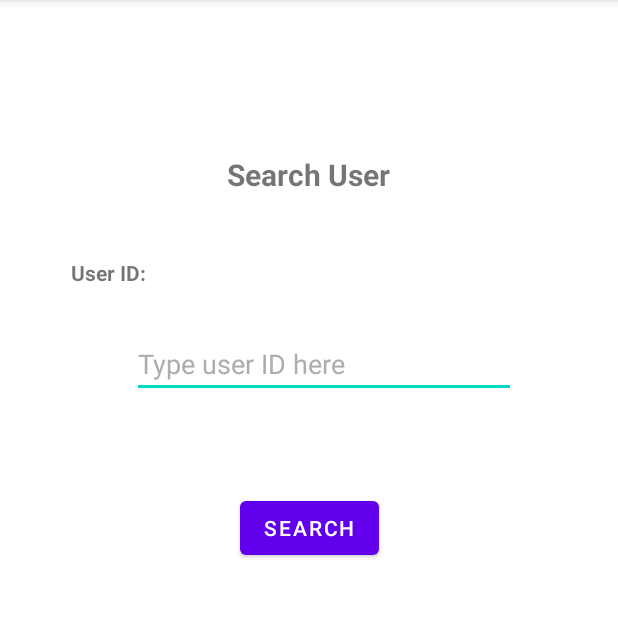
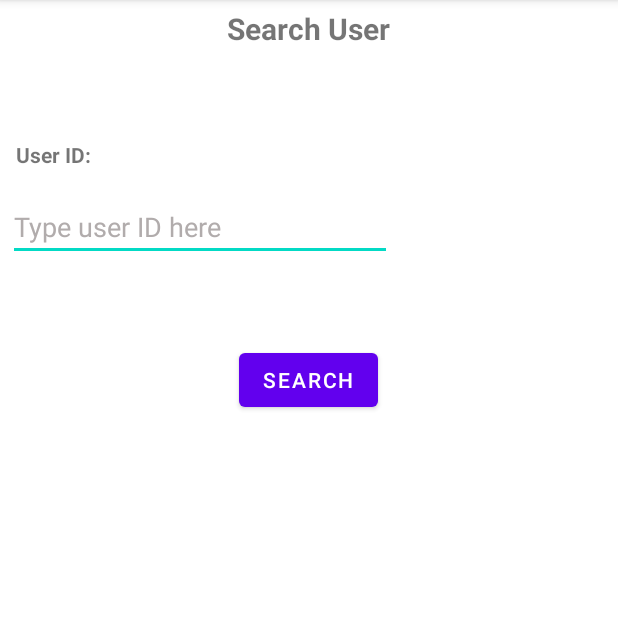
Before and after one commit to kcmatienzo/MedRec, an Android app: the AdminSearchUserActivity screen opened directly, with no data from a screen before it, on a phone screen of 412 x 824 dp, the part 84-702 px from its top. Run offline under Robolectric (Android 15) with nearby library versions, the phone set to English and light mode, and no system bars; our stand-ins replace Room's generated code.

Commit message:
Added search function for admin

```diff
--- a/app/build.gradle
+++ b/app/build.gradle
@@ -22,8 +22,8 @@ android {
         }
     }
     compileOptions {
-        sourceCompatibility JavaVersion.VERSION_1_8
-        targetCompatibility JavaVersion.VERSION_1_8
+        sourceCompatibility JavaVersion.VERSION_11
+        targetCompatibility JavaVersion.VERSION_11
     }
 }
 
--- a/app/src/main/java/com/example/medrecroomdb/activity/AdminSearchUserActivity.java
+++ b/app/src/main/java/com/example/medrecroomdb/activity/AdminSearchUserActivity.java
@@ -1,21 +1,30 @@
 package com.example.medrecroomdb.activity;
 
+import android.content.Intent;
 import android.content.SharedPreferences;
 import android.os.Bundle;
+import android.view.View;
 import android.widget.Button;
 import android.widget.EditText;
+import android.widget.Toast;
 
 import androidx.appcompat.app.AppCompatActivity;
+import androidx.lifecycle.ViewModelProviders;
 
 import com.example.medrecroomdb.R;
 import com.example.medrecroomdb.model.Admin;
+import com.example.medrecroomdb.model.Doctor;
+import com.example.medrecroomdb.model.Patient;
 import com.example.medrecroomdb.viewmodel.AdminViewModel;
+import com.example.medrecroomdb.viewmodel.DoctorViewModel;
+import com.example.medrecroomdb.viewmodel.PatientViewModel;
 
 
 public class AdminSearchUserActivity extends AppCompatActivity {
     // Declare variables
     SharedPreferences pref;
-    private AdminViewModel adminViewModel;
+    private PatientViewModel patientViewModel;
+    private DoctorViewModel doctorViewModel;
     private Button btnSearchUser;
     private EditText editText_searchUserId;
     Admin admin;
@@ -26,6 +35,37 @@ public class AdminSearchUserActivity extends AppCompatActivity {
         setContentView(R.layout.activity_admin_searchuser);
 
         // Set up references
-        pref = getSharedPreferences("nurse_information", MODE_PRIVATE);
+        patientViewModel = ViewModelProviders.of(this).get(PatientViewModel.class);
+        doctorViewModel = ViewModelProviders.of(this).get(DoctorViewModel.class);
+        btnSearchUser = findViewById(R.id.button_searchUser);
+        editText_searchUserId = findViewById(R.id.editText_searchUserId);
+
+        btnSearchUser.setOnClickListener(new View.OnClickListener() {
+            @Override
+            public void onClick(View view) {
+
+                Integer userID = Integer.parseInt(editText_searchUserId.getText().toString());
+
+                Patient patient = patientViewModel.findByPatientId(userID);
+                Doctor doctor = doctorViewModel.findByDoctorId(userID);
+
+                if(patient != null && doctor != null  && patient.getPatientId() == userID ||
+                        doctor.getDoctorId() == userID){
+
+                    Intent intent = new Intent();
+                    intent = new Intent(view.getContext(), AdminSearchResultsActivity.class);
+                    startActivity(intent);
+                }
+
+                else
+                    {
+                        Toast.makeText(view.getContext(), "No user found", Toast.LENGTH_SHORT).show();
+                }
+            }
+
+
+        });
+
+
     }
 }
--- a/app/src/main/res/layout/activity_admin_searchuser.xml
+++ b/app/src/main/res/layout/activity_admin_searchuser.xml
@@ -1,37 +1,65 @@
 <?xml version="1.0" encoding="utf-8"?>
-<androidx.constraintlayout.widget.ConstraintLayout xmlns:android="http://schemas.android.com/apk/res/android"
+<LinearLayout xmlns:android="http://schemas.android.com/apk/res/android"
     xmlns:app="http://schemas.android.com/apk/res-auto"
     xmlns:tools="http://schemas.android.com/tools"
     android:layout_width="match_parent"
-    android:layout_height="match_parent">
+    android:layout_height="match_parent"
+    android:orientation="vertical">
+
+    <LinearLayout
+        android:layout_width="match_parent"
+        android:layout_height="wrap_content"
+        android:layout_marginLeft="5dp"
+        android:layout_marginRight="5dp"
+        android:layout_marginTop="5dp"
+        android:orientation="vertical"
+        android:layout_marginBottom="5dp"
+        >
 
         <TextView
             android:id="@+id/textViewSearchUser"
             android:layout_width="wrap_content"
             android:layout_height="wrap_content"
             android:text="Search User"
+            android:layout_gravity="center"
             android:textColorHint="#989797"
             android:textSize="20sp"
             android:textStyle="bold"
-        app:layout_constraintBottom_toBottomOf="parent"
-        app:layout_constraintEnd_toEndOf="parent"
-        app:layout_constraintHorizontal_bias="0.498"
-        app:layout_constraintStart_toStartOf="parent"
-        app:layout_constraintTop_toTopOf="parent"
-        app:layout_constraintVertical_bias="0.139" />
+            />
+    </LinearLayout>
+
+    <LinearLayout
+        android:layout_width="match_parent"
+        android:layout_height="wrap_content"
+        android:layout_marginLeft="5dp"
+        android:layout_marginRight="5dp"
+        android:layout_marginTop="50dp"
+        android:orientation="vertical"
+        android:layout_marginBottom="5dp"
+        >
 
         <TextView
-        android:id="@+id/textView5"
+
             android:layout_width="wrap_content"
             android:layout_height="wrap_content"
             android:text="User ID:"
+            android:layout_gravity="left"
+            android:layout_marginTop="5dp"
+            android:layout_marginBottom="5dp"
+            android:layout_marginLeft="5dp"
             android:textStyle="bold"
-        app:layout_constraintBottom_toBottomOf="parent"
-        app:layout_constraintEnd_toEndOf="parent"
-        app:layout_constraintHorizontal_bias="0.13"
-        app:layout_constraintStart_toStartOf="parent"
-        app:layout_constraintTop_toTopOf="parent"
-        app:layout_constraintVertical_bias="0.23" />
+            />
+    </LinearLayout>
+
+    <LinearLayout
+        android:layout_width="match_parent"
+        android:layout_height="wrap_content"
+        android:layout_marginLeft="5dp"
+        android:layout_marginRight="5dp"
+        android:layout_marginTop="5dp"
+        android:orientation="vertical"
+        android:layout_marginBottom="5dp"
+        >
 
         <EditText
             android:id="@+id/editText_searchUserId"
@@ -41,21 +69,33 @@
             android:hint="Type user ID here"
             android:inputType="textPersonName"
             android:textColorHint="#B1ACAC"
-        app:layout_constraintBottom_toBottomOf="parent"
-        app:layout_constraintEnd_toEndOf="parent"
-        app:layout_constraintHorizontal_bias="0.562"
-        app:layout_constraintStart_toStartOf="parent"
-        app:layout_constraintTop_toTopOf="parent"
-        app:layout_constraintVertical_bias="0.304" />
+            />
+    </LinearLayout>
+
+    <LinearLayout
+        android:layout_width="match_parent"
+        android:layout_height="wrap_content"
+        android:layout_marginLeft="5dp"
+        android:layout_marginRight="5dp"
+        android:layout_marginTop="50dp"
+        android:orientation="vertical"
+        android:layout_marginBottom="5dp"
+        >
 
         <Button
             android:id="@+id/button_searchUser"
             android:layout_width="wrap_content"
+            android:layout_gravity="center"
             android:layout_height="wrap_content"
             android:text="Search"
-        app:layout_constraintBottom_toBottomOf="parent"
-        app:layout_constraintEnd_toEndOf="parent"
-        app:layout_constraintStart_toStartOf="parent"
-        app:layout_constraintTop_toTopOf="parent"
-        app:layout_constraintVertical_bias="0.456" />
-</androidx.constraintlayout.widget.ConstraintLayout>
+            />
+    </LinearLayout>
+
+
+
+
+
+
+
+
+</LinearLayout>
```
Also changed, not shown: app/src/main/java/com/example/medrecroomdb/activity/AdminSearchResultsActivity.java (+18 -0 lines), app/src/main/java/com/example/medrecroomdb/activity/DoctorSearchResultsActivity.java (+15 -0 lines), app/src/main/res/layout/activity_admin_searchresults.xml (+13 -13 lines), app/src/main/res/layout/activity_doctor_searchpatient.xml (+54 -33 lines), app/src/main/res/layout/activity_doctor_searchresults.xml (+41 -33 lines). Lines whose indentation alone changed are shown as unchanged.
